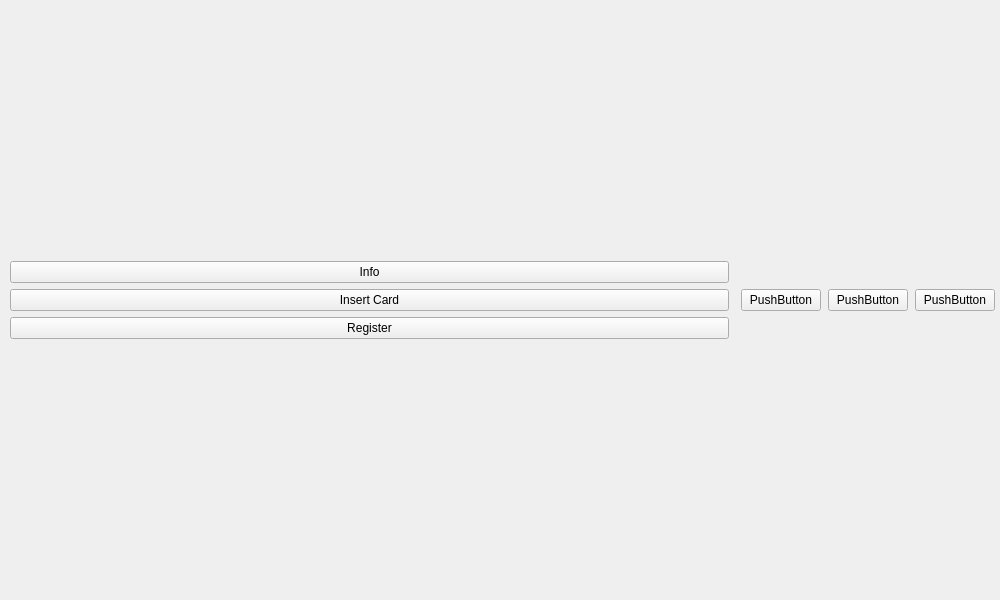
Before: the Qt Designer form views/main/mainwindow.ui in IronTony-Stark/ATM, drawn with Qt 5.
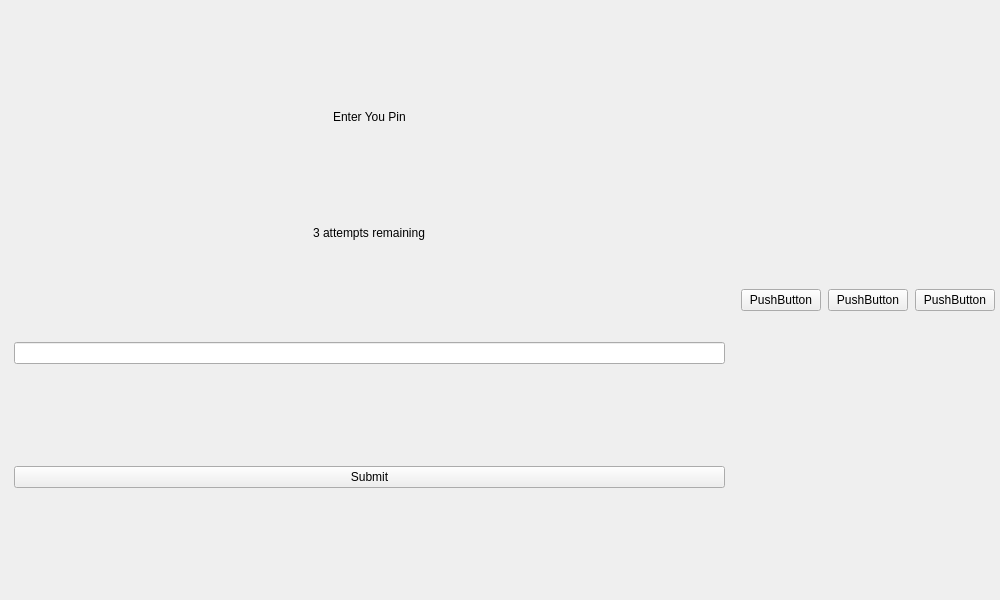
After: the same form once the commit is applied. The open tabs and pages were chosen to show the change.

Patch:
```diff
--- a/views/main/mainwindow.ui
+++ b/views/main/mainwindow.ui
@@ -131,6 +131,46 @@
           </property>
          </widget>
         </widget>
+        <widget class="QWidget" name="pageEnterPin">
+         <layout class="QVBoxLayout" name="verticalLayout">
+          <item alignment="Qt::AlignHCenter">
+           <widget class="QLabel" name="labelEnterPin">
+            <property name="sizePolicy">
+             <sizepolicy hsizetype="Fixed" vsizetype="Fixed">
+              <horstretch>0</horstretch>
+              <verstretch>0</verstretch>
+             </sizepolicy>
+            </property>
+            <property name="text">
+             <string>Enter You Pin</string>
+            </property>
+           </widget>
+          </item>
+          <item alignment="Qt::AlignHCenter">
+           <widget class="QLabel" name="labelAttemptsRemaining">
+            <property name="sizePolicy">
+             <sizepolicy hsizetype="Fixed" vsizetype="Fixed">
+              <horstretch>0</horstretch>
+              <verstretch>0</verstretch>
+             </sizepolicy>
+            </property>
+            <property name="text">
+             <string>3 attempts remaining</string>
+            </property>
+           </widget>
+          </item>
+          <item>
+           <widget class="QLineEdit" name="editPin"/>
+          </item>
+          <item>
+           <widget class="QPushButton" name="btnEnterPin">
+            <property name="text">
+             <string>Submit</string>
+            </property>
+           </widget>
+          </item>
+         </layout>
+        </widget>
        </widget>
       </item>
       <item>
```
Left out of the diff: 2 changed lines with no effect on the pictures.
